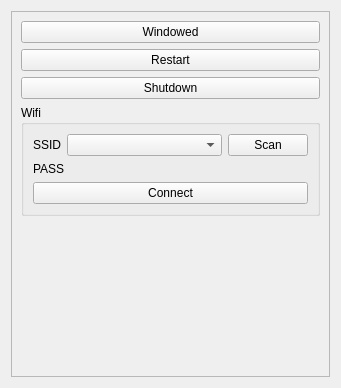
The window that src/qt/Pi/PiTab.ui (chuckfairy/Orzabal) describes before a commit, drawn with Qt 5.
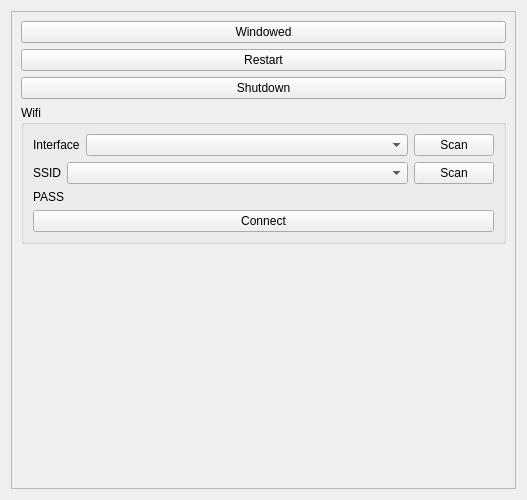
The same window after the commit.

Commit message: network manager adds, effect layout fixes

Diff of the .ui file:
```diff
--- a/src/qt/Pi/PiTab.ui
+++ b/src/qt/Pi/PiTab.ui
@@ -6,8 +6,8 @@
    <rect>
     <x>0</x>
     <y>0</y>
-    <width>341</width>
-    <height>388</height>
+    <width>527</width>
+    <height>500</height>
    </rect>
   </property>
   <layout class="QVBoxLayout" name="verticalLayout_2">
@@ -21,8 +21,8 @@
        <rect>
         <x>0</x>
         <y>0</y>
-        <width>321</width>
-        <height>368</height>
+        <width>507</width>
+        <height>480</height>
        </rect>
       </property>
       <layout class="QVBoxLayout" name="verticalLayout">
@@ -53,6 +53,34 @@
           <string>Wifi</string>
          </property>
          <layout class="QVBoxLayout" name="verticalLayout_3">
+          <item>
+           <layout class="QHBoxLayout" name="horizontalLayout_2">
+            <item>
+             <widget class="QLabel" name="label_2">
+              <property name="text">
+               <string>Interface</string>
+              </property>
+             </widget>
+            </item>
+            <item>
+             <widget class="QComboBox" name="interface_dropdown">
+              <property name="sizePolicy">
+               <sizepolicy hsizetype="Expanding" vsizetype="Fixed">
+                <horstretch>0</horstretch>
+                <verstretch>0</verstretch>
+               </sizepolicy>
+              </property>
+             </widget>
+            </item>
+            <item>
+             <widget class="QPushButton" name="interface_scan">
+              <property name="text">
+               <string>Scan</string>
+              </property>
+             </widget>
+            </item>
+           </layout>
+          </item>
           <item>
            <layout class="QHBoxLayout" name="horizontalLayout">
             <item>
```
The commit also changes 10 other files.
